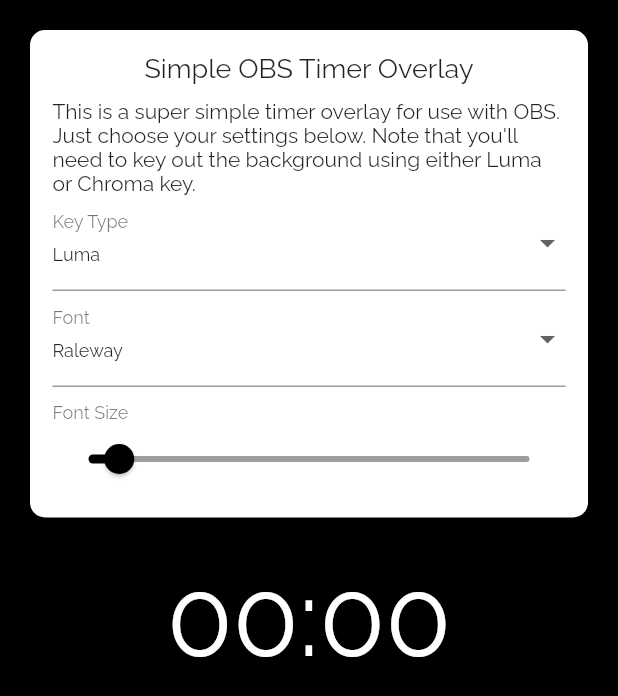
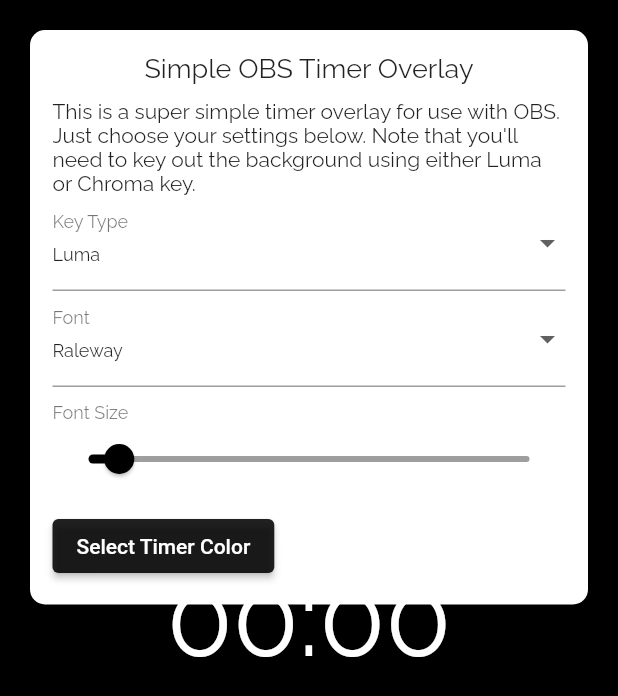
Before and after one commit to MatthewJones517/obs_countdown_timer, a Flutter app: the screen it shows after launch, on a phone screen of 412 x 824 dp. Shown: the top 696 px of the screen. Run offline on Flutter 3.47's test engine with Material 2 defaults, Android fonts, the phone set to English and light mode, and no system bars; our stand-ins replace flutter_colorpicker, google_fonts.

Commit message:
Added color picker

```diff
--- a/lib/src/screens/settings.dart
+++ b/lib/src/screens/settings.dart
@@ -1,4 +1,5 @@
 import 'package:flutter/material.dart';
+import 'package:flutter_colorpicker/flutter_colorpicker.dart';
 import 'package:google_fonts/google_fonts.dart';
 import 'package:obs_countdown_timer/src/services/settings_service.dart';
 import 'package:obs_countdown_timer/src/widgets/countdown_widget.dart';
@@ -11,13 +12,13 @@ class SettingsScreen extends StatelessWidget {
       body: Stack(
         children: [
           CountdownWidget(),
-          settingsPanel(),
+          settingsPanel(context),
         ],
       ),
     );
   }
 
-  Widget settingsPanel() {
+  Widget settingsPanel(BuildContext context) {
     return Container(
       margin: EdgeInsets.all(20),
       padding: EdgeInsets.all(15),
@@ -30,12 +31,14 @@ class SettingsScreen extends StatelessWidget {
         builder: (context, settingsService, child) {
           return Column(
             mainAxisSize: MainAxisSize.min,
+            crossAxisAlignment: CrossAxisAlignment.start,
             children: [
               settingsPanelHeader(),
               settingsPanelDescription(),
               settingsPanelKeyType(settingsService),
               settingsPanelFontSelection(settingsService),
-              fontSizeSelector(settingsService)
+              settingsPanelFontSizeSelector(settingsService),
+              settingsPanelFontColorSelector(settingsService, context)
             ],
           );
         },
@@ -44,11 +47,15 @@ class SettingsScreen extends StatelessWidget {
   }
 
   Widget settingsPanelHeader() {
-    return Text(
-      'Simple OBS Timer Overlay',
-      style: GoogleFonts.raleway(
-        textStyle: TextStyle(
-          fontSize: 18,
+    return Container(
+      width: 395,
+      child: Text(
+        'Simple OBS Timer Overlay',
+        textAlign: TextAlign.center,
+        style: GoogleFonts.raleway(
+          textStyle: TextStyle(
+            fontSize: 18,
+          ),
         ),
       ),
     );
@@ -136,7 +143,7 @@ class SettingsScreen extends StatelessWidget {
     );
   }
 
-  Widget fontSizeSelector(SettingsService settingsService) {
+  Widget settingsPanelFontSizeSelector(SettingsService settingsService) {
     return Container(
       padding: EdgeInsets.only(top: 10),
       child: Column(
@@ -159,6 +166,23 @@ class SettingsScreen extends StatelessWidget {
             },
           ),
         ],
+      ),
+    );
+  }
+
+  Widget settingsPanelFontColorSelector(
+      SettingsService settingsService, BuildContext context) {
+    return Container(
+      padding: EdgeInsets.only(top: 10),
+      child: ElevatedButton(
+        child: Text('Select Timer Color'),
+        style: ElevatedButton.styleFrom(primary: Colors.black87),
+        onPressed: () {
+          showDialog(
+            context: context,
+            child: colorPicker(settingsService, context),
+          );
+        },
       ),
     );
   }
@@ -186,4 +210,28 @@ class SettingsScreen extends StatelessWidget {
       ),
     );
   }
+
+  Widget colorPicker(SettingsService settingsService, BuildContext context) {
+    return AlertDialog(
+      title: Text('Select Timer Color'),
+      content: SingleChildScrollView(
+        child: ColorPicker(
+          pickerColor: settingsService.preferences.timerColor,
+          onColorChanged: (changedColor) {
+            settingsService.updateTimerFontColor(changedColor);
+          },
+          showLabel: true,
+          pickerAreaHeightPercent: 0.8,
+        ),
+      ),
+      actions: <Widget>[
+        FlatButton(
+          child: const Text('Got it'),
+          onPressed: () {
+            Navigator.of(context).pop();
+          },
+        ),
+      ],
+    );
+  }
 }
```
